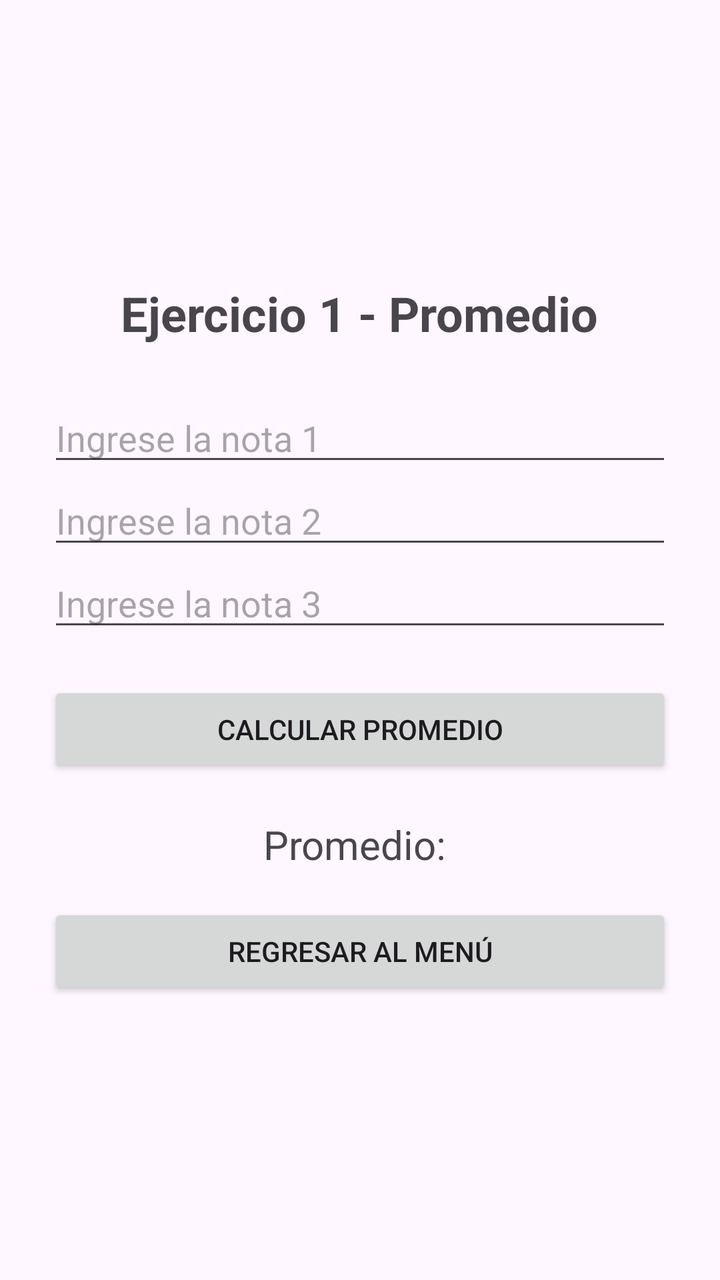
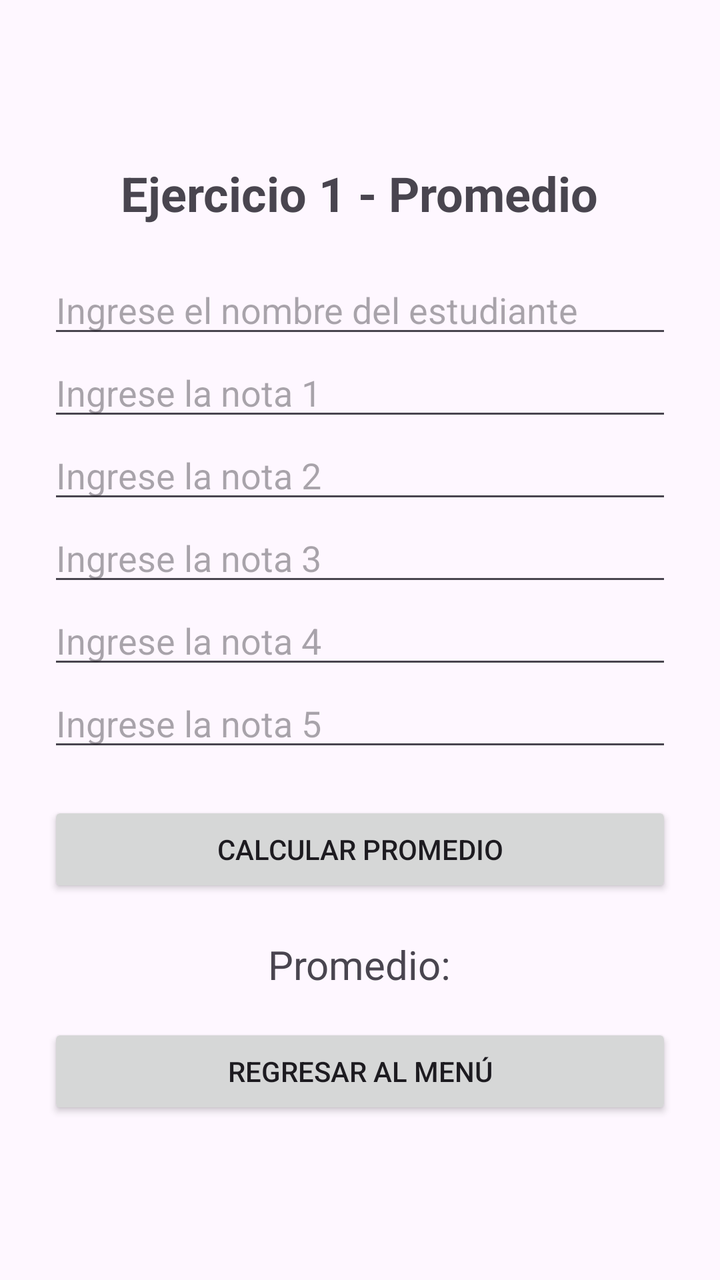

Screens rendered from an Android XML layout before and after an edit, with the pre-edit source and the edit as a unified diff.
<!-- AndroidManifest.xml: application theme Theme.DESAFIO1_DSM -->
<!-- res/layout/activity_promedio.xml -->
<?xml version="1.0" encoding="utf-8"?>
<LinearLayout
    xmlns:android="http://schemas.android.com/apk/res/android"
    android:layout_width="match_parent"
    android:layout_height="match_parent"
    android:orientation="vertical"
    android:gravity="center"
    android:padding="24dp">

    <TextView
        android:layout_width="wrap_content"
        android:layout_height="wrap_content"
        android:text="Ejercicio 1 - Promedio"
        android:textSize="24sp"
        android:textStyle="bold"
        android:layout_marginBottom="24dp" />

    <EditText
        android:id="@+id/etNota1"
        android:layout_width="match_parent"
        android:layout_height="wrap_content"
        android:hint="Ingrese la nota 1"
        android:inputType="numberDecimal" />

    <EditText
        android:id="@+id/etNota2"
        android:layout_width="match_parent"
        android:layout_height="wrap_content"
        android:hint="Ingrese la nota 2"
        android:inputType="numberDecimal" />

    <EditText
        android:id="@+id/etNota3"
        android:layout_width="match_parent"
        android:layout_height="wrap_content"
        android:hint="Ingrese la nota 3"
        android:inputType="numberDecimal" />

    <Button
        android:id="@+id/btnCalcular"
        android:layout_width="match_parent"
        android:layout_height="wrap_content"
        android:text="Calcular promedio"
        android:layout_marginTop="20dp" />

    <TextView
        android:id="@+id/tvResultado"
        android:layout_width="wrap_content"
        android:layout_height="wrap_content"
        android:text="Promedio: "
        android:textSize="20sp"
        android:layout_marginTop="20dp" />

    <Button
        android:id="@+id/btnRegresar"
        android:layout_width="match_parent"
        android:layout_height="wrap_content"
        android:text="Regresar al menú"
        android:layout_marginTop="16dp" />

</LinearLayout>
<!-- resources referenced by this layout -->
<resources>
  <style name="Theme.DESAFIO1_DSM" parent="Base.Theme.DESAFIO1_DSM" />
  <style name="Base.Theme.DESAFIO1_DSM" parent="Theme.Material3.DayNight.NoActionBar">
          
          
      </style>
</resources>

<!-- the commit's change to res/layout/activity_promedio.xml (unified diff, before → after) -->
@@ -13,7 +13,14 @@
         android:text="Ejercicio 1 - Promedio"
         android:textSize="24sp"
         android:textStyle="bold"
-        android:layout_marginBottom="24dp" />
+        android:layout_marginBottom="20dp" />
+
+    <EditText
+        android:id="@+id/etNombre"
+        android:layout_width="match_parent"
+        android:layout_height="wrap_content"
+        android:hint="Ingrese el nombre del estudiante"
+        android:inputType="textPersonName" />
 
     <EditText
         android:id="@+id/etNota1"
@@ -36,6 +43,20 @@
         android:hint="Ingrese la nota 3"
         android:inputType="numberDecimal" />
 
+    <EditText
+        android:id="@+id/etNota4"
+        android:layout_width="match_parent"
+        android:layout_height="wrap_content"
+        android:hint="Ingrese la nota 4"
+        android:inputType="numberDecimal" />
+
+    <EditText
+        android:id="@+id/etNota5"
+        android:layout_width="match_parent"
+        android:layout_height="wrap_content"
+        android:hint="Ingrese la nota 5"
+        android:inputType="numberDecimal" />
+
     <Button
         android:id="@+id/btnCalcular"
         android:layout_width="match_parent"
@@ -47,7 +68,7 @@
         android:id="@+id/tvResultado"
         android:layout_width="wrap_content"
         android:layout_height="wrap_content"
-        android:text="Promedio: "
+        android:text="Promedio:"
         android:textSize="20sp"
         android:layout_marginTop="20dp" />
 
